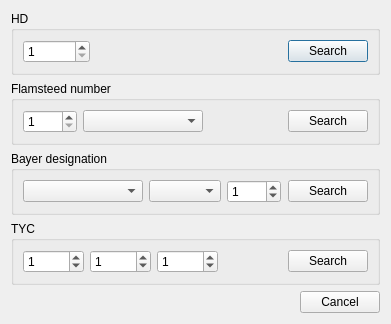
Old version of the form ctychosearch.ui in the repository PavelMr/skytechx.
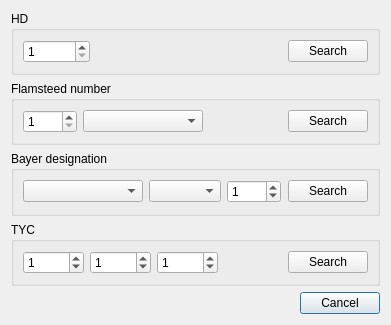
New version of the form.

What changed in the file:
```diff
--- a/ctychosearch.ui
+++ b/ctychosearch.ui
@@ -7,7 +7,7 @@
     <x>0</x>
     <y>0</y>
     <width>391</width>
-    <height>311</height>
+    <height>325</height>
    </rect>
   </property>
   <property name="windowTitle">
@@ -329,6 +329,9 @@
        <property name="text">
         <string>Cancel</string>
        </property>
+       <property name="default">
+        <bool>true</bool>
+       </property>
       </widget>
      </item>
     </layout>
```
